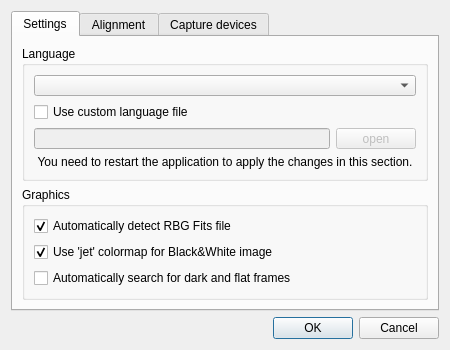
mauritiusdadd/lxnstack, file lxnstack-git/src/ui/option_dialog.ui: the form before one commit.
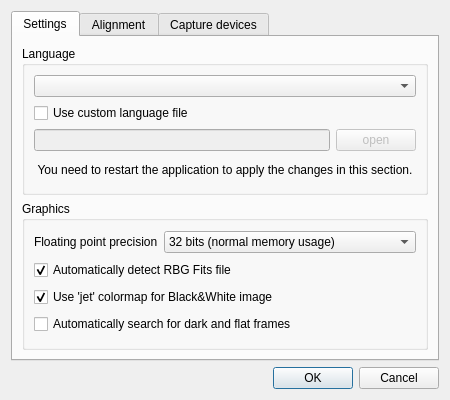
The form after the commit.

What changed in the file:
```diff
--- a/lxnstack-git/src/ui/option_dialog.ui
+++ b/lxnstack-git/src/ui/option_dialog.ui
@@ -8,19 +8,19 @@
     <x>0</x>
     <y>0</y>
     <width>450</width>
-    <height>350</height>
+    <height>400</height>
    </rect>
   </property>
   <property name="minimumSize">
    <size>
     <width>450</width>
-    <height>350</height>
+    <height>400</height>
    </size>
   </property>
   <property name="maximumSize">
    <size>
     <width>450</width>
-    <height>350</height>
+    <height>400</height>
    </size>
   </property>
   <property name="windowTitle">
@@ -108,6 +108,46 @@
           <string>Graphics</string>
          </property>
          <layout class="QVBoxLayout" name="verticalLayout_8">
+          <item>
+           <layout class="QHBoxLayout" name="horizontalLayout_8">
+            <item>
+             <widget class="QLabel" name="label_18">
+              <property name="sizePolicy">
+               <sizepolicy hsizetype="Minimum" vsizetype="Preferred">
+                <horstretch>0</horstretch>
+                <verstretch>0</verstretch>
+               </sizepolicy>
+              </property>
+              <property name="text">
+               <string>Floating point precision</string>
+              </property>
+             </widget>
+            </item>
+            <item>
+             <widget class="QComboBox" name="fTypeComboBox">
+              <property name="sizePolicy">
+               <sizepolicy hsizetype="Expanding" vsizetype="Fixed">
+                <horstretch>0</horstretch>
+                <verstretch>0</verstretch>
+               </sizepolicy>
+              </property>
+              <property name="currentIndex">
+               <number>0</number>
+              </property>
+              <item>
+               <property name="text">
+                <string>32 bits (normal memory usage)</string>
+               </property>
+              </item>
+              <item>
+               <property name="text">
+                <string>64 bits (high memory usage)</string>
+               </property>
+              </item>
+             </widget>
+            </item>
+           </layout>
+          </item>
           <item>
            <widget class="QCheckBox" name="rgbFitsCheckBox">
             <property name="text">
```
Left out of the diff: 2 changed lines with no effect on the pictures.
